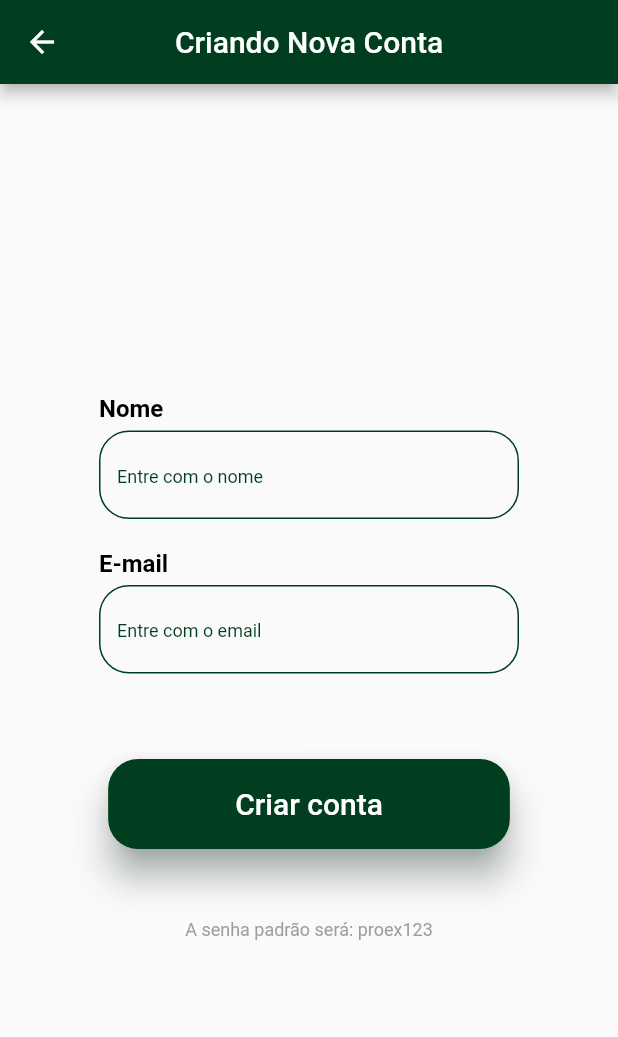
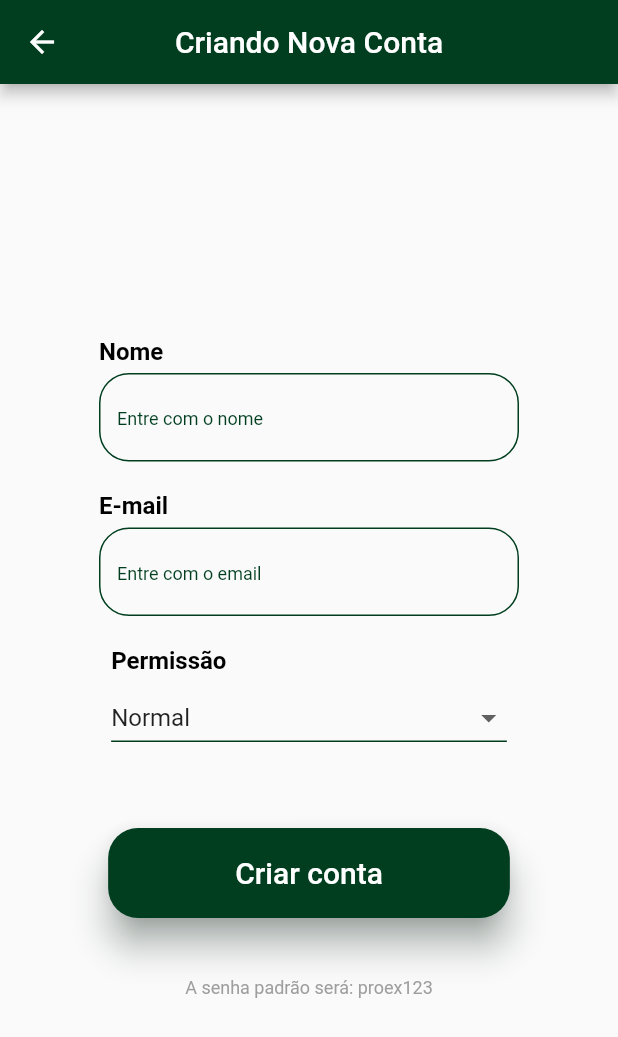
Before and after one commit to marcos-bah/modulo1_deficientes_visuais_proex, a Flutter app: the CreateAccountView screen opened by its route, on a phone screen of 412 x 824 dp. Shown: the top 1037 px of the screen. Run offline on Flutter 3.47's test engine with Material 2 defaults, Android fonts, the light colour scheme and no system bars; our stand-ins replace rx_notifier; Roboto replaces fonts that are missing (Manrope).

Commit message:
[ADD] Adicionando permissao

```diff
--- a/lib/src/app/app.widget.dart
+++ b/lib/src/app/app.widget.dart
@@ -16,9 +16,9 @@ class AppWidget extends StatelessWidget {
       theme: ThemeData(
         primarySwatch: Colors.green,
       ),
-      initialRoute: "/about",
+      initialRoute: "/create-account",
       routes: {
-        "/": (context) => LoginView(),
+        "/": (context) => CreateAccountView(),
         "/login": (context) => LoginView(),
         "/recovery-password": (context) => RecoveyPasswordView(),
         "/create-account": (context) => CreateAccountView(),
--- a/lib/src/features/create-account/create_account.controller.dart
+++ b/lib/src/features/create-account/create_account.controller.dart
@@ -5,6 +5,9 @@ class CreateAccountController {
   TextEditingController emailEditingController = TextEditingController();
   TextEditingController nameEditingController = TextEditingController();
 
+  var permission = RxNotifier<String>("normal");
+  String get getPermission => permission.value;
+
   RxNotifier<bool> isLoading = RxNotifier<bool>(false);
   bool get getIsLoading => isLoading.value;
 }
--- a/lib/src/features/create-account/create_account.view.dart
+++ b/lib/src/features/create-account/create_account.view.dart
@@ -2,6 +2,7 @@ import 'package:flutter/material.dart';
 import 'package:modulo1_deficientes_visuais_proex/src/app/app.color.dart';
 import 'package:modulo1_deficientes_visuais_proex/src/features/create-account/create_account.controller.dart';
 import 'package:modulo1_deficientes_visuais_proex/src/features/shared/button_submit.widget.dart';
+import 'package:modulo1_deficientes_visuais_proex/src/features/shared/dropdown_button.widget.dart';
 import 'package:modulo1_deficientes_visuais_proex/src/features/shared/form_field.widget.dart';
 import 'package:rx_notifier/rx_notifier.dart';
 
@@ -65,6 +66,17 @@ class _CreateAccountViewState extends State<CreateAccountView> {
                     icon: SizedBox(),
                     keyboardType: TextInputType.emailAddress,
                   ),
+                  RxBuilder(
+                    builder: (context) {
+                      return DropdownButtonWidget(
+                        title: "Permissão",
+                        onChanged: (value) {
+                          controller.permission.value = value;
+                        },
+                        value: controller.getPermission,
+                      );
+                    },
+                  ),
                   Spacer(
                     flex: 1,
                   ),
--- /dev/null
+++ b/lib/src/features/shared/dropdown_button.widget.dart
@@ -0,0 +1,70 @@
+import 'package:flutter/material.dart';
+import 'package:modulo1_deficientes_visuais_proex/src/app/app.color.dart';
+
+class DropdownButtonWidget extends StatefulWidget {
+  final Function onChanged;
+  final String value;
+  final String title;
+  const DropdownButtonWidget(
+      {Key? key,
+      required this.onChanged,
+      required this.value,
+      required this.title})
+      : super(key: key);
+
+  @override
+  _DropdownButtonWidgetState createState() => _DropdownButtonWidgetState();
+}
+
+class _DropdownButtonWidgetState extends State<DropdownButtonWidget> {
+  @override
+  Widget build(BuildContext context) {
+    return Container(
+      margin: EdgeInsets.symmetric(vertical: 10),
+      child: Column(
+        mainAxisAlignment: MainAxisAlignment.start,
+        crossAxisAlignment: CrossAxisAlignment.start,
+        children: [
+          Text(
+            widget.title,
+            style: TextStyle(
+              color: Colors.black,
+              fontSize: 16,
+              fontWeight: FontWeight.bold,
+              fontFamily: 'Manrope',
+            ),
+            textAlign: TextAlign.left,
+          ),
+          SizedBox(
+            height: 5,
+          ),
+          DropdownButton(
+            value: widget.value,
+            hint: Text("Selecione a permissão do usuário"),
+            underline: Container(
+              height: 1,
+              color: AppColors.primary,
+            ),
+            onChanged: (value) {
+              widget.onChanged(value);
+            },
+            items: [
+              DropdownMenuItem(
+                child: Text("Super"),
+                value: "super",
+              ),
+              DropdownMenuItem(
+                child: Text("Normal"),
+                value: "normal",
+              ),
+              DropdownMenuItem(
+                child: Text("Funcionário"),
+                value: "func",
+              )
+            ],
+          ),
+        ],
+      ),
+    );
+  }
+}
```
Also changed, not shown: pubspec.lock.
